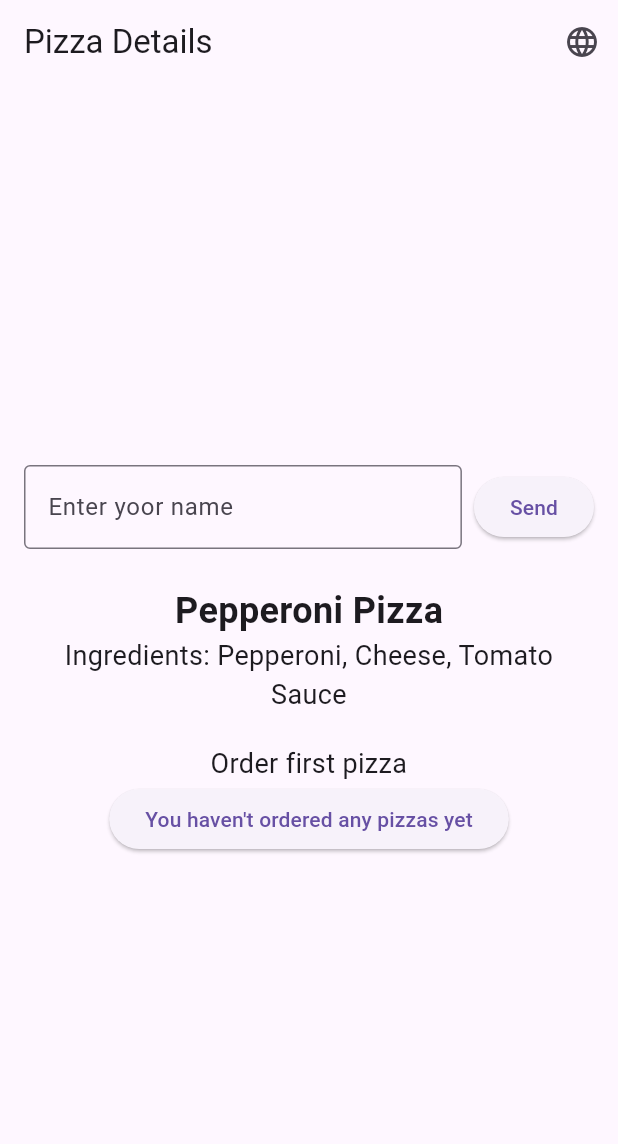
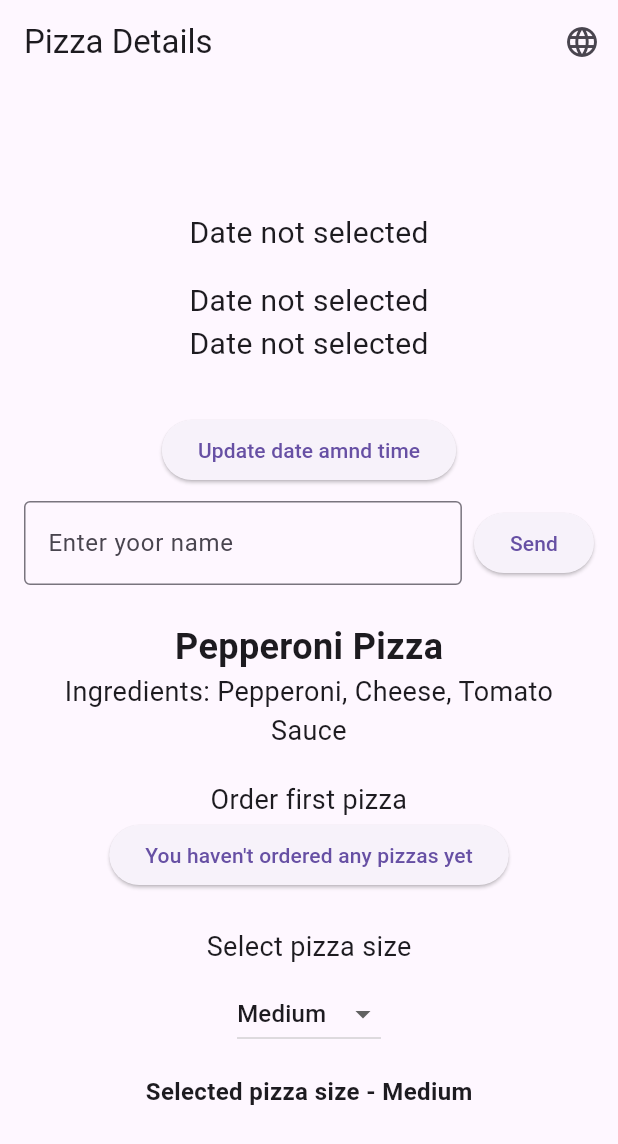
Before and after one commit to Leks51Ex/flutter_lessons, a Flutter app: the screen it shows after launch, on a phone screen of 412 x 824 dp. Shown: the top 1144 px of the screen. Run offline on Flutter 3.47's test engine with Material 3 defaults, Android fonts, the phone set to English and light mode, and no system bars; our stand-ins replace drift, drift_flutter, flutter_secure_storage, shared_preferences, sqflite; accounts and stored records are empty; generated files the repository leaves out were written again.

Commit message:
add date and time to locale

```diff
--- a/lib/localization/l10n/app_en.arb
+++ b/lib/localization/l10n/app_en.arb
@@ -49,5 +49,63 @@
     "send": "Send",
     "@send": {
         "descriptions": "Text for send button"
-    }
+    },
+    "pizzaSizeLabel": "Select pizza size",
+    "@pizzaSizeLabel": {
+        "description": "Label for pizza size dropdown"
+    },
+    "selectedSize": "Selected pizza size - {size}",
+    "@selectedSize": {
+        "description": "Text showing the selected pizza size",
+        "placeholders": {
+            "size": {
+                "type": "String",
+                "example": "Medium"
+            }
+        }
+    },
+    "pizzaSize": "{size, select, mini{Mini} small{Small} medium{Medium} large{Large} supersize{Supersize} other{Unknown}}",
+    "@pizzaSize": {
+        "description": "Pizza size selection options",
+        "placeholders": {
+            "size": {
+                "type": "String"
+            }
+        }
+    },
+    "dateFormat1": "Date {date}",
+    "@dateFormat1": {
+        "description": "Simple date format",
+        "placeholders": {
+            "date": {
+                "type": "DateTime",
+                "format": "yMd"
+            }
+        }
+    },
+    "dateFormat2": "Date {date}",
+    "@dateFormat2": {
+        "description": "Simple date format",
+        "placeholders": {
+            "date": {
+                "type": "DateTime",
+                "format": "yMMMMd"
+            }
+        }
+    },
+    "dateTimeFormat": "Date and time: {dateTime}",
+    "@dateTimeFormat": {
+        "description": "Combined date and time format",
+        "placeholders": {
+            "dateTime": {
+                "type": "DateTime",
+                "format": "y/M/d H:mm",
+                "isCustomDateFormat": true
+            }
+        }},
+        "updateDateTime": "Update date amnd time",
+        "@updateDateTime": {
+            "description": "Update date and time button"
+      }
+
 }
--- a/lib/localization/l10n/gen/app_localizations.dart
+++ b/lib/localization/l10n/gen/app_localizations.dart
@@ -145,6 +145,48 @@ abstract class AppLocalizations {
   /// In en, this message translates to:
   /// **'Send'**
   String get send;
+
+  /// Label for pizza size dropdown
+  ///
+  /// In en, this message translates to:
+  /// **'Select pizza size'**
+  String get pizzaSizeLabel;
+
+  /// Text showing the selected pizza size
+  ///
+  /// In en, this message translates to:
+  /// **'Selected pizza size - {size}'**
+  String selectedSize(String size);
+
+  /// Pizza size selection options
+  ///
+  /// In en, this message translates to:
+  /// **'{size, select, mini{Mini} small{Small} medium{Medium} large{Large} supersize{Supersize} other{Unknown}}'**
+  String pizzaSize(String size);
+
+  /// Simple date format
+  ///
+  /// In en, this message translates to:
+  /// **'Date {date}'**
+  String dateFormat1(DateTime date);
+
+  /// Simple date format
+  ///
+  /// In en, this message translates to:
+  /// **'Date {date}'**
+  String dateFormat2(DateTime date);
+
+  /// Combined date and time format
+  ///
+  /// In en, this message translates to:
+  /// **'Date and time: {dateTime}'**
+  String dateTimeFormat(DateTime dateTime);
+
+  /// Update date and time button
+  ///
+  /// In en, this message translates to:
+  /// **'Update date amnd time'**
+  String get updateDateTime;
 }
 
 class _AppLocalizationsDelegate
--- a/lib/localization/l10n/gen/app_localizations_en.dart
+++ b/lib/localization/l10n/gen/app_localizations_en.dart
@@ -50,4 +50,55 @@ class AppLocalizationsEn extends AppLocalizations {
 
   @override
   String get send => 'Send';
+
+  @override
+  String get pizzaSizeLabel => 'Select pizza size';
+
+  @override
+  String selectedSize(String size) {
+    return 'Selected pizza size - $size';
+  }
+
+  @override
+  String pizzaSize(String size) {
+    String _temp0 = intl.Intl.selectLogic(size, {
+      'mini': 'Mini',
+      'small': 'Small',
+      'medium': 'Medium',
+      'large': 'Large',
+      'supersize': 'Supersize',
+      'other': 'Unknown',
+    });
+    return '$_temp0';
+  }
+
+  @override
+  String dateFormat1(DateTime date) {
+    final intl.DateFormat dateDateFormat = intl.DateFormat.yMd(localeName);
+    final String dateString = dateDateFormat.format(date);
+
+    return 'Date $dateString';
+  }
+
+  @override
+  String dateFormat2(DateTime date) {
+    final intl.DateFormat dateDateFormat = intl.DateFormat.yMMMMd(localeName);
+    final String dateString = dateDateFormat.format(date);
+
+    return 'Date $dateString';
+  }
+
+  @override
+  String dateTimeFormat(DateTime dateTime) {
+    final intl.DateFormat dateTimeDateFormat = intl.DateFormat(
+      'y/M/d H:mm',
+      localeName,
+    );
+    final String dateTimeString = dateTimeDateFormat.format(dateTime);
+
+    return 'Date and time: $dateTimeString';
+  }
+
+  @override
+  String get updateDateTime => 'Update date amnd time';
 }
--- a/lib/localization/l10n/gen/app_localizations_ru.dart
+++ b/lib/localization/l10n/gen/app_localizations_ru.dart
@@ -51,4 +51,55 @@ class AppLocalizationsRu extends AppLocalizations {
 
   @override
   String get send => 'Отправить';
+
+  @override
+  String get pizzaSizeLabel => 'Выберите размер пиццы';
+
+  @override
+  String selectedSize(String size) {
+    return 'Выбранный размер пиццы - $size';
+  }
+
+  @override
+  String pizzaSize(String size) {
+    String _temp0 = intl.Intl.selectLogic(size, {
+      'mini': 'Мини',
+      'small': 'Маленький',
+      'medium': 'Средний',
+      'large': 'Большой',
+      'supersize': 'Суперсайз',
+      'other': 'Неизвестный',
+    });
+    return '$_temp0';
+  }
+
+  @override
+  String dateFormat1(DateTime date) {
+    final intl.DateFormat dateDateFormat = intl.DateFormat.yMd(localeName);
+    final String dateString = dateDateFormat.format(date);
+
+    return 'Дата $dateString';
+  }
+
+  @override
+  String dateFormat2(DateTime date) {
+    final intl.DateFormat dateDateFormat = intl.DateFormat.yMMMMd(localeName);
+    final String dateString = dateDateFormat.format(date);
+
+    return 'Дата $dateString';
+  }
+
+  @override
+  String dateTimeFormat(DateTime dateTime) {
+    final intl.DateFormat dateTimeDateFormat = intl.DateFormat(
+      'y/M/d H:mm',
+      localeName,
+    );
+    final String dateTimeString = dateTimeDateFormat.format(dateTime);
+
+    return 'Дата и время: $dateTimeString';
+  }
+
+  @override
+  String get updateDateTime => 'Обновить дату и время';
 }
--- a/lib/localization/localization_test_app/locale_app_screen.dart
+++ b/lib/localization/localization_test_app/locale_app_screen.dart
@@ -11,13 +11,22 @@ class LocaleAppScreen extends StatefulWidget {
 }
 
 class _LocaleAppScreenState extends State<LocaleAppScreen> {
+  DateTime? _currentDateTime;
+
   int _counter = 0;
   final _nameController = TextEditingController();
   String? _greeting;
+  String _selectedPizzaSize = 'medium';
 
-  _incrementCounter() {
+  void _incrementCounter() {
     setState(() {
       _counter++;
+    });
+  }
+
+  void _updateDateTime() {
+    setState(() {
+      _currentDateTime = DateTime.now();
     });
   }
 
@@ -62,6 +71,31 @@ class _LocaleAppScreenState extends State<LocaleAppScreen> {
           child: Column(
             mainAxisAlignment: MainAxisAlignment.center,
             children: [
+              Text(
+                _currentDateTime == null
+                    ? 'Date not selected'
+                    : localizations.dateFormat1(_currentDateTime!),
+                style: TextStyle(fontSize: 20),
+              ),
+              SizedBox(height: 16),
+              Text(
+                _currentDateTime == null
+                    ? 'Date not selected'
+                    : localizations.dateFormat2(_currentDateTime!),
+                style: TextStyle(fontSize: 20),
+              ),
+              Text(
+                _currentDateTime == null
+                    ? 'Date not selected'
+                    : localizations.dateTimeFormat(_currentDateTime!),
+                style: const TextStyle(fontSize: 20),
+              ),
+              SizedBox(height: 32),
+              ElevatedButton(
+                onPressed: _updateDateTime,
+                child: Text(localizations.updateDateTime),
+              ),
+              SizedBox(height: 10),
               Row(
                 children: [
                   Expanded(
@@ -111,6 +145,40 @@ class _LocaleAppScreenState extends State<LocaleAppScreen> {
                 },
                 child: Text(localizations.orderPizza(_counter)),
               ),
+              SizedBox(height: 24),
+              Text(
+                localizations.pizzaSizeLabel,
+                style: TextStyle(fontSize: 18),
+              ),
+              SizedBox(height: 8),
+              DropdownButton<String>(
+                value: _selectedPizzaSize,
+                onChanged: (String? newValue) {
+                  if (newValue != null) {
+                    setState(() {
+                      _selectedPizzaSize = newValue;
+                    });
+                  }
+                },
+                items: <String>['mini', 'small', 'medium', 'large', 'supersize']
+                    .map<DropdownMenuItem<String>>((String value) {
+                      return DropdownMenuItem<String>(
+                        value: value,
+                        child: Text(localizations.pizzaSize(value)),
+                      );
+                    })
+                    .toList(),
+              ),
+              SizedBox(height: 16),
+              Text(
+                localizations.selectedSize(
+                  localizations.pizzaSize(_selectedPizzaSize),
+                ),
+                style: const TextStyle(
+                  fontSize: 16,
+                  fontWeight: FontWeight.bold,
+                ),
+              ),
             ],
           ),
         ),
```
Also changed, not shown: lib/localization/l10n/app_ru.arb (+48 -1 lines).
